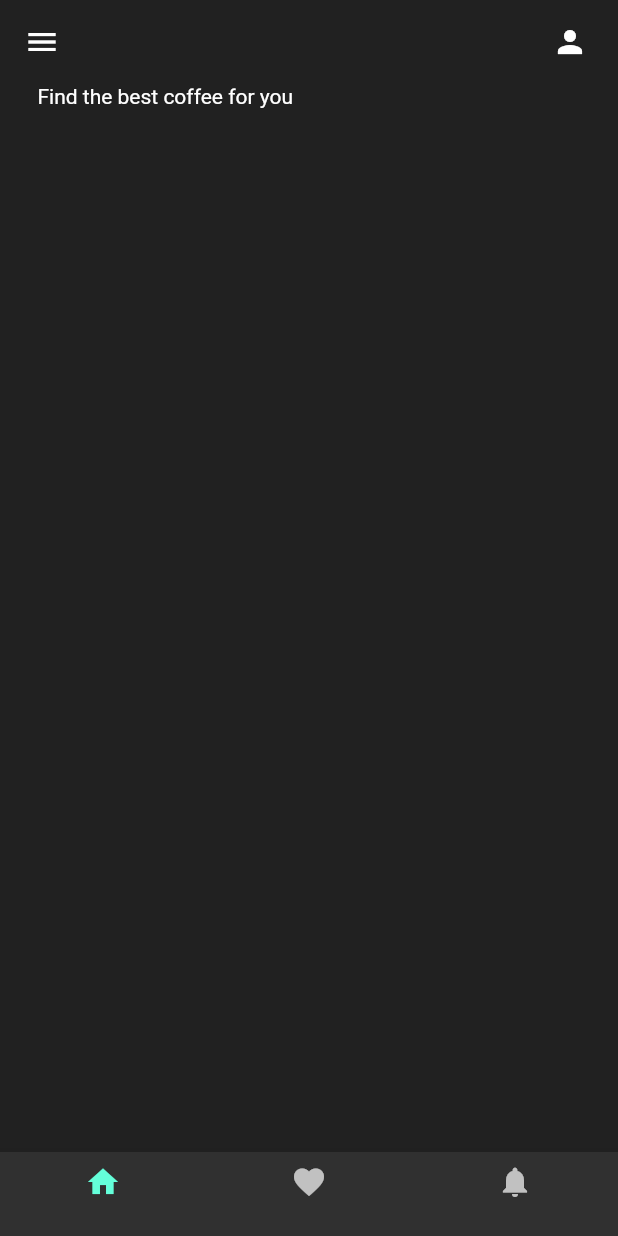
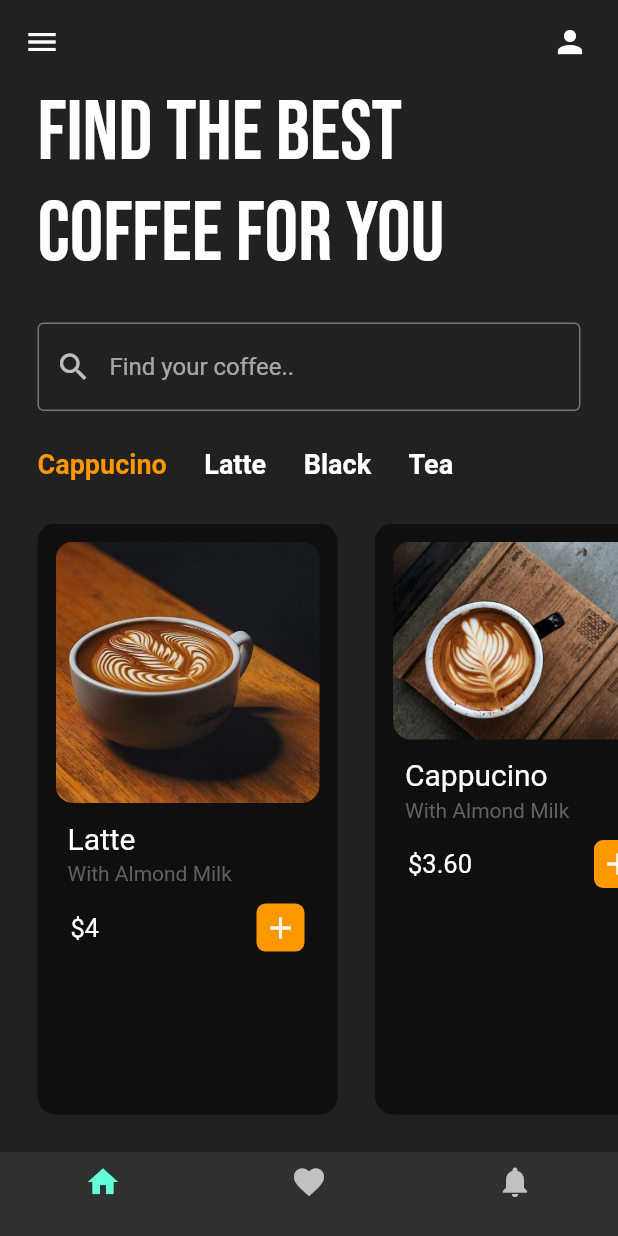
Before and after one commit to Alekseyrb/Coffee-UI, a Flutter app: the screen it shows after launch, on a phone screen of 412 x 824 dp. Run offline on Flutter 3.47's test engine with Material 2 defaults, Android fonts, the phone set to English and light mode, and no system bars; our stand-ins replace google_fonts.

Commit message:
add coffee type

```diff
--- a/lib/main.dart
+++ b/lib/main.dart
@@ -13,7 +13,10 @@ class MyApp extends StatelessWidget {
     return MaterialApp(
       debugShowCheckedModeBanner: false,
       home: HomePage(),
-      theme: ThemeData(brightness: Brightness.dark),
+      theme: ThemeData(
+        brightness: Brightness.dark,
+        primarySwatch: Colors.orange,
+      ),
     );
   }
 }
--- a/lib/pages/home_page.dart
+++ b/lib/pages/home_page.dart
@@ -1,5 +1,7 @@
 // ignore_for_file: prefer_const_constructors
 
+import 'package:coffee_ui/util/coffee_tile.dart';
+import 'package:coffee_ui/util/coffee_type.dart';
 import 'package:flutter/material.dart';
 import 'package:google_fonts/google_fonts.dart';
 
@@ -11,6 +13,22 @@ class HomePage extends StatefulWidget {
 }
 
 class _HomePageState extends State<HomePage> {
+  final List coffeeType = [
+    ['Cappucino', true],
+    ['Latte', false],
+    ['Black', false],
+    ['Tea', false],
+  ];
+
+  void coffeeTypeSelected(int index) {
+    setState(() {
+      for (var i = 0; i < coffeeType.length; i++) {
+        coffeeType[i][1] = false;
+      }
+      coffeeType[index][1] = true;
+    });
+  }
+
   @override
   Widget build(BuildContext context) {
     return Scaffold(
@@ -42,17 +60,94 @@ class _HomePageState extends State<HomePage> {
           ),
         ],
       ),
-      body: Padding(
-        padding: const EdgeInsets.symmetric(horizontal: 25.0),
-        child: Column(
-          children: const [
-            Text(
+      body: Column(
+        children: [
+          Padding(
+            padding: const EdgeInsets.symmetric(horizontal: 25.0),
+            child: Text(
               'Find the best coffee for you',
-              // style: GoogleFonts
-            )
-          ],
+              style: GoogleFonts.bebasNeue(
+                fontSize: 56,
+              ),
+            ),
+          ),
+          SizedBox(
+            height: 25,
+          ),
+          TextFieldWidget(),
+          SizedBox(
+            height: 25,
+          ),
+          Container(
+            height: 50,
+            child: ListView.builder(
+              scrollDirection: Axis.horizontal,
+              itemCount: coffeeType.length,
+              itemBuilder: (context, index) {
+                return CoffeeType(
+                  coffeeType: coffeeType[index][0],
+                  isSelected: coffeeType[index][1],
+                  onTap: () {
+                    coffeeTypeSelected(index);
+                  },
+                );
+              },
+            ),
+          ),
+          CoffeeTilesWidget(),
+        ],
+      ),
+    );
+  }
+}
+
+class TextFieldWidget extends StatelessWidget {
+  const TextFieldWidget({Key? key}) : super(key: key);
+
+  @override
+  Widget build(BuildContext context) {
+    return Padding(
+      padding: const EdgeInsets.symmetric(horizontal: 25.0),
+      child: TextField(
+        decoration: InputDecoration(
+          prefixIcon: Icon(Icons.search),
+          hintText: 'Find your coffee..',
+          focusedBorder: OutlineInputBorder(
+            borderSide: BorderSide(color: Colors.grey.shade600),
+          ),
+          enabledBorder: OutlineInputBorder(
+            borderSide: BorderSide(color: Colors.grey.shade600),
+          ),
         ),
       ),
     );
   }
 }
+
+class CoffeeTilesWidget extends StatelessWidget {
+  const CoffeeTilesWidget({Key? key}) : super(key: key);
+
+  @override
+  Widget build(BuildContext context) {
+    return Expanded(
+      child: ListView(
+        scrollDirection: Axis.horizontal,
+        children: const [
+          CoffeeTile(
+            coffeeImagePath: 'images/latte.jpg',
+            coffeeName: 'Latte',
+            coffeePrice: '4',
+          ),CoffeeTile(
+            coffeeImagePath: 'images/cappucino.jpg',
+            coffeeName: 'Cappucino',
+            coffeePrice: '3.60',
+          ),CoffeeTile(
+            coffeeImagePath: 'images/milk.jpg',
+            coffeeName: 'Milk Coffee thing',
+            coffeePrice: '4.10',
+          ),
+        ],
+      ),
+    );
+  }
+}
--- /dev/null
+++ b/lib/util/coffee_tile.dart
@@ -0,0 +1,82 @@
+import 'package:flutter/material.dart';
+import 'package:flutter/src/foundation/key.dart';
+import 'package:flutter/src/widgets/framework.dart';
+
+class CoffeeTile extends StatelessWidget {
+  final String coffeeImagePath;
+  final String coffeeName;
+  final String coffeePrice;
+
+  const CoffeeTile({
+    Key? key,
+    required this.coffeeImagePath,
+    required this.coffeeName,
+    required this.coffeePrice,
+  }) : super(key: key);
+
+  @override
+  Widget build(BuildContext context) {
+    return Padding(
+      padding: const EdgeInsets.only(left: 25.0, bottom: 25),
+      child: Container(
+        padding: EdgeInsets.all(12),
+        width: 200,
+        decoration: BoxDecoration(
+          borderRadius: BorderRadius.circular(12),
+          color: Colors.black54,
+        ),
+        child: Column(
+          crossAxisAlignment: CrossAxisAlignment.start,
+          children: [
+            ClipRRect(
+              borderRadius: BorderRadius.circular(12),
+              child: Container(
+                child: Image.asset(coffeeImagePath),
+              ),
+            ),
+            Padding(
+              padding:
+                  const EdgeInsets.symmetric(vertical: 12.0, horizontal: 8),
+              child: Column(
+                crossAxisAlignment: CrossAxisAlignment.start,
+                children: [
+                  Text(
+                    coffeeName,
+                    style: TextStyle(fontSize: 20),
+                  ),
+                  const SizedBox(
+                    height: 4,
+                  ),
+                  Text(
+                    'With Almond Milk',
+                    style: TextStyle(color: Colors.grey[700]),
+                  ),
+                ],
+              ),
+            ),
+            Padding(
+              padding: const EdgeInsets.symmetric(horizontal: 10.0),
+              child: Row(
+                mainAxisAlignment: MainAxisAlignment.spaceBetween,
+                children: [
+                  Text(
+                    '\$$coffeePrice',
+                    style: TextStyle(fontSize: 17),
+                  ),
+                  Container(
+                    padding: EdgeInsets.all(4),
+                    decoration: BoxDecoration(
+                      color: Colors.orange,
+                      borderRadius: BorderRadius.circular(6),
+                    ),
+                    child: Icon(Icons.add),
+                  ),
+                ],
+              ),
+            ),
+          ],
+        ),
+      ),
+    );
+  }
+}
--- /dev/null
+++ b/lib/util/coffee_type.dart
@@ -0,0 +1,36 @@
+// ignore_for_file: prefer_const_constructors
+
+import 'package:flutter/material.dart';
+import 'package:flutter/src/foundation/key.dart';
+import 'package:flutter/src/widgets/framework.dart';
+
+class CoffeeType extends StatelessWidget {
+  final String coffeeType;
+  final bool isSelected;
+  final VoidCallback onTap;
+
+  const CoffeeType({
+    Key? key,
+    required this.coffeeType,
+    required this.isSelected,
+    required this.onTap,
+  }) : super(key: key);
+
+  @override
+  Widget build(BuildContext context) {
+    return GestureDetector(
+      onTap: onTap,
+      child: Padding(
+        padding: const EdgeInsets.only(left: 25.0),
+        child: Text(
+          coffeeType,
+          style: TextStyle(
+            fontSize: 18,
+            fontWeight: FontWeight.bold,
+            color: isSelected ? Colors.orange : Colors.white,
+          ),
+        ),
+      ),
+    );
+  }
+}
```
Also changed, not shown: images/cappucino.jpg (renamed from images/cappuccino.jpg).
